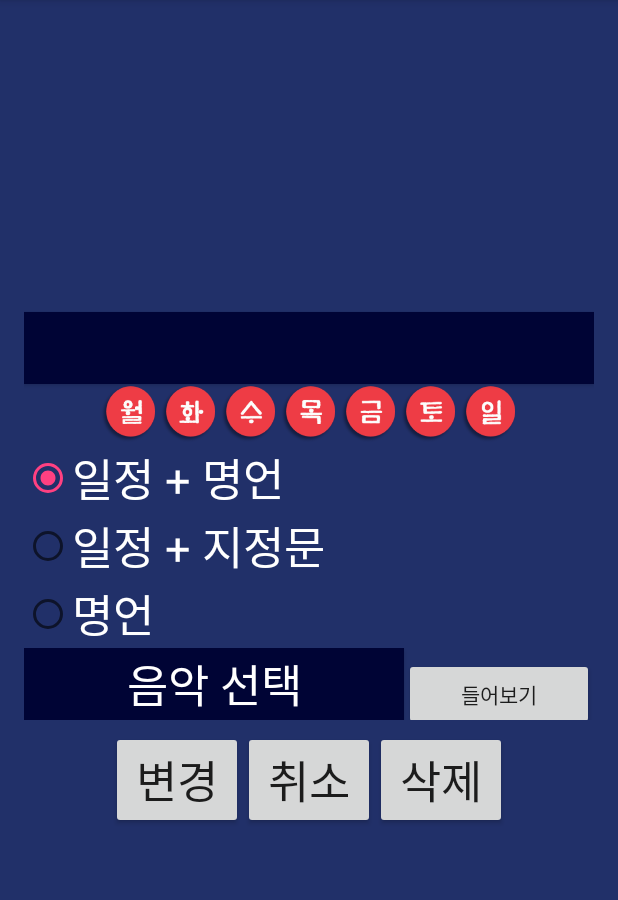
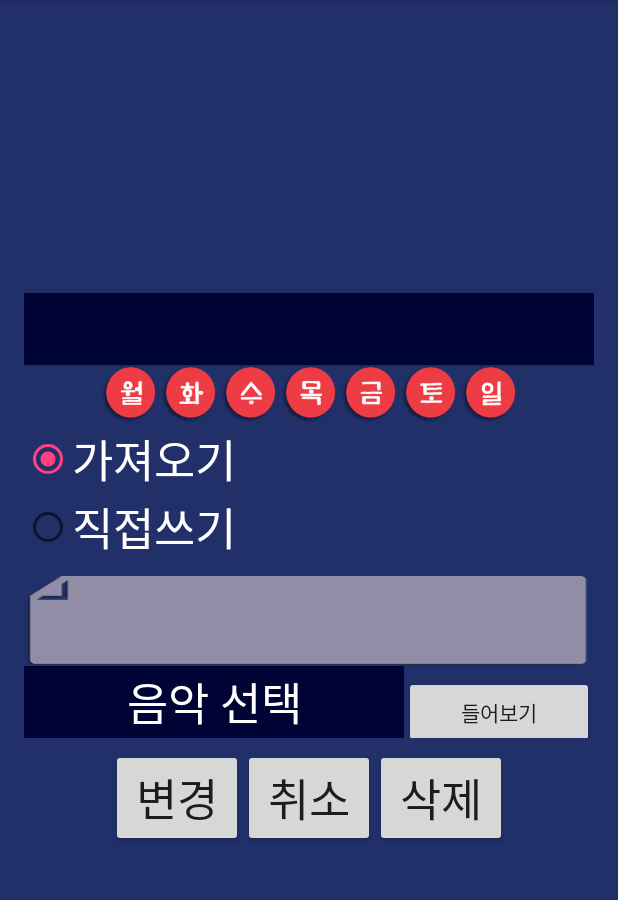
Before and after one commit to Jobless-King/VoiceAlarm, an Android app: the ChangeAlarm screen opened directly, with no data from a screen before it, on a phone screen of 412 x 824 dp, the part 84-984 px from its top. Run offline under Robolectric (Android 15) with nearby library versions, the phone set to English and light mode, and no system bars.

Commit message:
Add and Change alarm ui change
Add and Change alarm ui change

```diff
--- a/app/src/main/java/com/galaxy/voicealarm/ChangeAlarm.java
+++ b/app/src/main/java/com/galaxy/voicealarm/ChangeAlarm.java
@@ -17,6 +17,7 @@ import android.widget.ArrayAdapter;
 import android.widget.Button;
 import android.widget.EditText;
 import android.widget.LinearLayout;
+import android.widget.RadioButton;
 import android.widget.RadioGroup;
 import android.widget.Spinner;
 import android.widget.TimePicker;
@@ -35,7 +36,7 @@ public class ChangeAlarm extends AppCompatActivity {
     private Button outputTime, outputMusic;
     private ToggleButton mon, tue, wed, thu, fri, sat, sun;
     private RadioGroup selectedType;
-    private LinearLayout blink;
+    private RadioButton hand;
     private EditText speaked;
     private int pasttime, selectedHour, selectedMinute;
     static final int TIME_DIALOG_ID=1;
@@ -63,7 +64,7 @@ public class ChangeAlarm extends AppCompatActivity {
         sat = (ToggleButton) findViewById(R.id.SatC);
         sun = (ToggleButton) findViewById(R.id.SunC);
         selectedType = (RadioGroup)findViewById(R.id.SelectTypeC);
-        blink = (LinearLayout)findViewById(R.id.BlinkC);
+        hand = (RadioButton)findViewById(R.id.HandC);
         speaked = (EditText) findViewById(R.id.SpeakedC);
 
         dbHelper = DBHelper.getInstance();
@@ -76,6 +77,10 @@ public class ChangeAlarm extends AppCompatActivity {
             ToogelOnClick(cursor.getInt(cursor.getColumnIndex("week")));
             _id = cursor.getInt(cursor.getColumnIndex("_id"));
             speaked.setText(cursor.getString(cursor.getColumnIndex("speaking")));
+            if(!speaked.equals("")){
+                hand.setChecked(true);
+                speaked.setBackgroundDrawable(getResources().getDrawable(R.drawable.edittexton));
+            }
             pasttime = cursor.getInt(cursor.getColumnIndex("time"));
 
             String FilePath = cursor.getString(cursor.getColumnIndex("path"));
@@ -95,21 +100,17 @@ public class ChangeAlarm extends AppCompatActivity {
             selectedMinute = pasttime%100;
             outputTime.setText(selectedHour+ ": "+selectedMinute);
         }
-        blink.setVisibility(View.GONE);
         selectedType.setOnCheckedChangeListener(new RadioGroup.OnCheckedChangeListener(){
             @Override
             public void onCheckedChanged(RadioGroup group, int checkedId) {
                 switch (checkedId){
                     case R.id.AutoC:
-                        blink.setVisibility(View.GONE);
-                        speaked.setText("");
+                        speaked.setEnabled(false);
+                        speaked.setBackgroundDrawable(getResources().getDrawable(R.drawable.edittextoff));
                         break;
                     case R.id.HandC:
-                        blink.setVisibility(View.VISIBLE);
-                        break;
-                    case R.id.NoneC:
-                        blink.setVisibility(View.GONE);
-                        speaked.setText("");
+                        speaked.setEnabled(true);
+                        speaked.setBackgroundDrawable(getResources().getDrawable(R.drawable.edittexton));
                         break;
                 }
             }
--- a/app/src/main/res/layout/activity_change_alarm.xml
+++ b/app/src/main/res/layout/activity_change_alarm.xml
@@ -96,7 +96,7 @@
             android:checked="true"
             android:textColor="#ffffff"
             android:textSize="30dp"
-            android:text="일정 + 명언" />
+            android:text="가져오기" />
 
         <RadioButton
             android:id="@+id/HandC"
@@ -104,35 +104,18 @@
             android:layout_height="wrap_content"
             android:textColor="#ffffff"
             android:textSize="30dp"
-            android:text="일정 + 지정문" />
-        <LinearLayout
-            android:id="@+id/BlinkC"
-            android:layout_margin="10dp"
-            android:layout_width="match_parent"
-            android:layout_height="wrap_content"
-            android:layout_gravity="center"
-            android:orientation="horizontal">
-            <ImageView
-                android:layout_width="45dp"
-                android:layout_height="60dp"
-                android:gravity="center"
-                android:background="@drawable/contents"
-                android:layout_gravity="center_vertical" />
-            <EditText
-                android:id="@+id/SpeakedC"
-                android:layout_width="match_parent"
-                android:layout_height="match_parent"
-                android:textSize ="30dp"
-                android:textColor="#ffffff"/>
-        </LinearLayout>
-        <RadioButton
-            android:id="@+id/NoneC"
-            android:layout_width="wrap_content"
-            android:layout_height="wrap_content"
-            android:textColor="#ffffff"
-            android:textSize="30dp"
-            android:text="명언" />
+            android:text="직접쓰기" />
     </RadioGroup>
+    <EditText
+        android:id="@+id/SpeakedC"
+        android:layout_width="match_parent"
+        android:layout_height="60dp"
+        android:textSize ="15dp"
+        android:layout_marginTop="10dp"
+        android:padding="10dp"
+        android:background="@drawable/edittextoff"
+        android:enabled="false"
+        android:textColor="#ffffff"/>
     <LinearLayout
         android:layout_width="match_parent"
         android:layout_height="wrap_content"
```
Also changed, not shown: app/src/main/java/com/galaxy/voicealarm/AddAlarm.java (+4 -10 lines), app/src/main/res/layout/activity_add_alarm.xml (+12 -29 lines).
